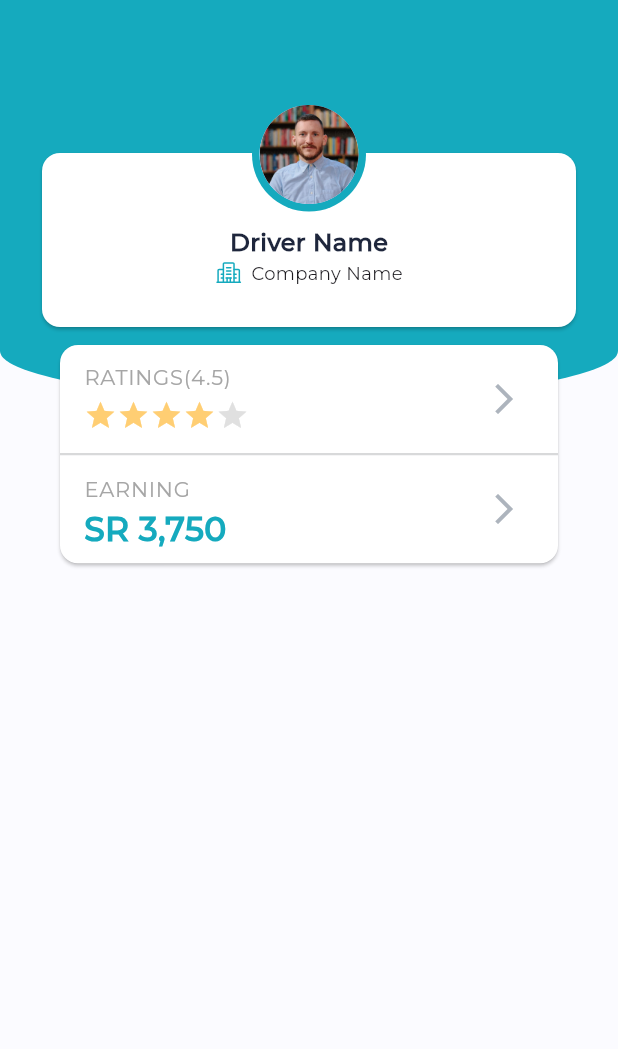
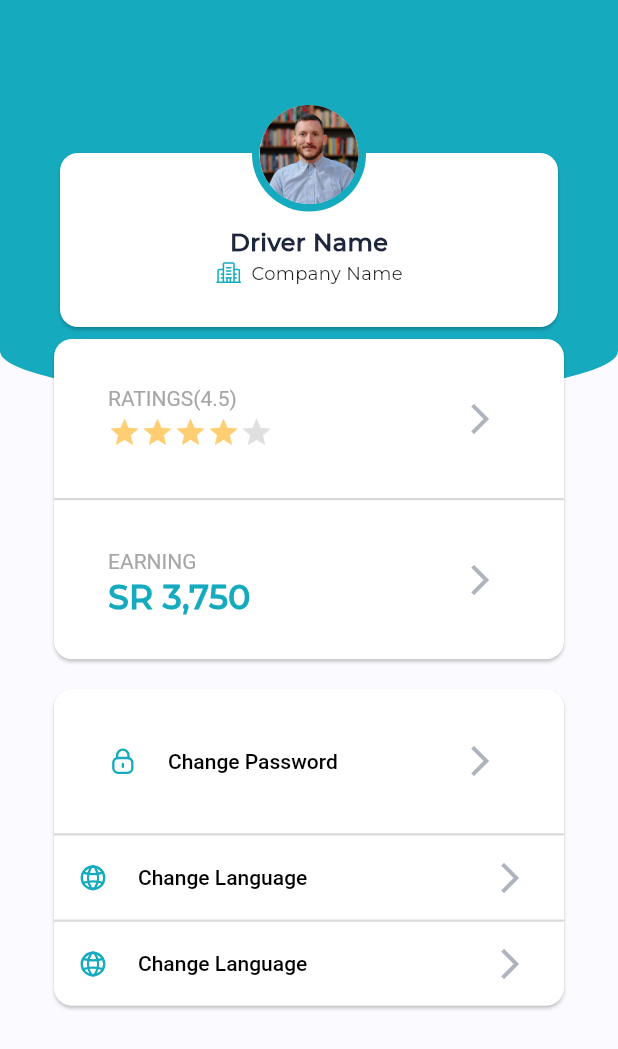
Before and after one commit to flipking038/Driver_app, a Flutter app: the ProfileScreen screen opened directly, on a phone screen of 412 x 824 dp. Shown: the top 1049 px of the screen. Run offline on Flutter 3.47's test engine with Material 3 defaults, Android fonts, the phone set to English and light mode, and no system bars; our stand-ins replace dio, flutter_bloc, flutter_svg, shared_preferences; accounts and stored records are empty.

Commit message:
refactor and create option card

```diff
--- a/lib/screens/profile_screen.dart
+++ b/lib/screens/profile_screen.dart
@@ -1,6 +1,7 @@
 import 'package:flutter/material.dart';
 import 'package:telgani/widgets/profile_widgets/header_background_color.dart';
-import 'package:telgani/widgets/profile_widgets/profile_cards.dart';
+import 'package:telgani/widgets/profile_widgets/opteon_profile.dart';
+import 'package:telgani/widgets/profile_widgets/profile_rating_cards.dart';
 import 'package:telgani/widgets/profile_widgets/user_card_info.dart';
 import 'package:telgani/widgets/profile_widgets/user_image.dart';
 
@@ -29,9 +30,7 @@ class ProfileScreen extends StatelessWidget {
                       Positioned(
                         top: 128,
                         child: Column(
-                          children: [
-                            ProfileCard(),
-                          ],
+                          children: [ProfileRatingCard(), OpteonProfile()],
                         ),
                       )
                     ],
--- /dev/null
+++ b/lib/widgets/profile_widgets/card_list_tile.dart
@@ -0,0 +1,29 @@
+import 'package:flutter/material.dart';
+
+class CardListTile extends StatelessWidget {
+  const CardListTile({
+    super.key,
+    required this.title,
+    this.subtitle,
+    this.leading,
+    required this.titleTextStyle,
+  });
+
+  final String title;
+  final Widget? subtitle;
+  final Widget? leading;
+  final TextStyle titleTextStyle;
+
+  @override
+  Widget build(BuildContext context) {
+    return ListTile(
+      leading: leading,
+      title: Text(
+        title,
+      ),
+      titleTextStyle: titleTextStyle,
+      subtitle: subtitle,
+      trailing: const Icon(Icons.arrow_forward_ios, color: Color(0xffADB4BD)),
+    );
+  }
+}
--- /dev/null
+++ b/lib/widgets/profile_widgets/cards.dart
@@ -0,0 +1,19 @@
+import 'package:flutter/material.dart';
+
+class Cards extends StatelessWidget {
+  const Cards({super.key, required this.cardChild});
+
+  final Widget cardChild;
+
+  @override
+  Widget build(BuildContext context) {
+    return SizedBox(
+      width: 340,
+      child: Card(
+        margin: const EdgeInsets.all(0),
+        color: Colors.white,
+        child: cardChild,
+      ),
+    );
+  }
+}
--- /dev/null
+++ b/lib/widgets/profile_widgets/opteon_profile.dart
@@ -0,0 +1,62 @@
+import 'package:flutter/material.dart';
+import 'package:flutter_svg/flutter_svg.dart';
+import 'package:telgani/widgets/profile_widgets/card_list_tile.dart';
+import 'package:telgani/widgets/profile_widgets/cards.dart';
+
+class OpteonProfile extends StatelessWidget {
+  const OpteonProfile({super.key});
+
+  @override
+  Widget build(BuildContext context) {
+    return Padding(
+      padding: const EdgeInsets.all(20),
+      child: Cards(
+        cardChild: Column(
+          mainAxisAlignment: MainAxisAlignment.start,
+          children: [
+            Padding(
+              padding: const EdgeInsets.all(20),
+              child: CardListTile(
+                leading: SvgPicture.asset('assets/image/change_password.svg'),
+                title: 'Change Password',
+                titleTextStyle: const TextStyle(
+                  color: Colors.black,
+                  fontSize: 14,
+                  fontWeight: FontWeight.w500,
+                ),
+              ),
+            ),
+            Container(
+              width: double.infinity,
+              height: 1.5,
+              color: const Color(0xFFD8D9DA),
+            ),
+            CardListTile(
+              leading: SvgPicture.asset('assets/image/change_language.svg'),
+              title: 'Change Language',
+              titleTextStyle: const TextStyle(
+                color: Colors.black,
+                fontSize: 14,
+                fontWeight: FontWeight.w500,
+              ),
+            ),
+            Container(
+              width: double.infinity,
+              height: 1.5,
+              color: const Color(0xFFD8D9DA),
+            ),
+            CardListTile(
+              leading: SvgPicture.asset('assets/image/change_language.svg'),
+              title: 'Change Language',
+              titleTextStyle: const TextStyle(
+                color: Colors.black,
+                fontSize: 14,
+                fontWeight: FontWeight.w500,
+              ),
+            ),
+          ],
+        ),
+      ),
+    );
+  }
+}
--- a/lib/widgets/profile_widgets/profile_cards.dart
+++ /dev/null
@@ -1,51 +0,0 @@
-import 'package:flutter/material.dart';
-import 'package:telgani/constant.dart';
-import 'package:telgani/widgets/profile_widgets/rating_list_tile.dart';
-
-class ProfileCard extends StatelessWidget {
-  const ProfileCard({super.key});
-
-  @override
-  Widget build(BuildContext context) {
-    return SizedBox(
-      width: 340,
-      child: Card(
-        color: Colors.white,
-        child: Column(
-          children: [
-            const RatingListTile(
-              title: 'RATINGS(4.5)',
-              subtitle: Padding(
-                padding: EdgeInsets.only(top: 4),
-                child: Row(
-                  children: [
-                    Icon(Icons.star, color: Color(0xffFFCE73), size: 22),
-                    Icon(Icons.star, color: Color(0xffFFCE73), size: 22),
-                    Icon(Icons.star, color: Color(0xffFFCE73), size: 22),
-                    Icon(Icons.star, color: Color(0xffFFCE73), size: 22),
-                    Icon(Icons.star, color: Color(0xffE0E0E0), size: 22),
-                  ],
-                ),
-              ),
-            ),
-            Container(
-              width: double.infinity,
-              height: 1.5,
-              color: const Color(0xFFD8D9DA),
-            ),
-            const RatingListTile(
-                title: 'EARNING',
-                subtitle: Text(
-                  'SR 3,750',
-                  style: TextStyle(
-                    color: kPrimaryColor,
-                    fontSize: 22,
-                    fontWeight: FontWeight.w900,
-                  ),
-                ))
-          ],
-        ),
-      ),
-    );
-  }
-}
--- /dev/null
+++ b/lib/widgets/profile_widgets/profile_rating_cards.dart
@@ -0,0 +1,54 @@
+import 'package:flutter/material.dart';
+import 'package:telgani/constant.dart';
+import 'package:telgani/widgets/profile_widgets/card_list_tile.dart';
+import 'package:telgani/widgets/profile_widgets/cards.dart';
+import 'package:telgani/widgets/stroke_widget.dart';
+
+class ProfileRatingCard extends StatelessWidget {
+  const ProfileRatingCard({super.key});
+
+  @override
+  Widget build(BuildContext context) {
+    return const Cards(
+      cardChild: Column(
+        children: [
+          Padding(
+            padding: EdgeInsets.symmetric(horizontal: 20, vertical: 17),
+            child: CardListTile(
+              title: 'RATINGS(4.5)',
+              titleTextStyle: TextStyle(color: Color(0xffA6A6A6), fontSize: 14),
+              subtitle: Padding(
+                padding: EdgeInsets.only(top: 4),
+                child: Row(
+                  children: [
+                    Icon(Icons.star, color: Color(0xffFFCE73), size: 22),
+                    Icon(Icons.star, color: Color(0xffFFCE73), size: 22),
+                    Icon(Icons.star, color: Color(0xffFFCE73), size: 22),
+                    Icon(Icons.star, color: Color(0xffFFCE73), size: 22),
+                    Icon(Icons.star, color: Color(0xffE0E0E0), size: 22),
+                  ],
+                ),
+              ),
+            ),
+          ),
+          StrokeWidget(),
+          Padding(
+            padding: EdgeInsets.symmetric(horizontal: 20, vertical: 17),
+            child: CardListTile(
+              title: 'EARNING',
+              titleTextStyle: TextStyle(color: Color(0xffA6A6A6), fontSize: 14),
+              subtitle: Text(
+                'SR 3,750',
+                style: TextStyle(
+                  color: kPrimaryColor,
+                  fontSize: 22,
+                  fontWeight: FontWeight.w900,
+                ),
+              ),
+            ),
+          )
+        ],
+      ),
+    );
+  }
+}
--- a/lib/widgets/profile_widgets/rating_list_tile.dart
+++ /dev/null
@@ -1,21 +0,0 @@
-import 'package:flutter/material.dart';
-
-class RatingListTile extends StatelessWidget {
-  const RatingListTile(
-      {super.key, required this.title, required this.subtitle});
-
-  final String title;
-  final Widget subtitle;
-
-  @override
-  Widget build(BuildContext context) {
-    return ListTile(
-      title: Text(
-        title,
-        style: const TextStyle(color: Color(0xffA6A6A6), fontSize: 14),
-      ),
-      subtitle: subtitle,
-      trailing: const Icon(Icons.arrow_forward_ios, color: Color(0xffADB4BD)),
-    );
-  }
-}
--- a/lib/widgets/profile_widgets/user_card_info.dart
+++ b/lib/widgets/profile_widgets/user_card_info.dart
@@ -11,6 +11,7 @@ class UserCardInfo extends StatelessWidget {
   Widget build(BuildContext context) {
     return SizedBox(
       height: 124,
+      width: 340,
       child: Card(
         color: Colors.white,
         child: Padding(
--- /dev/null
+++ b/lib/widgets/stroke_widget.dart
@@ -0,0 +1,14 @@
+import 'package:flutter/material.dart';
+
+class StrokeWidget extends StatelessWidget {
+  const StrokeWidget({super.key});
+
+  @override
+  Widget build(BuildContext context) {
+    return Container(
+      width: double.infinity,
+      height: 1.5,
+      color: const Color(0xFFD8D9DA),
+    );
+  }
+}
```
Also changed, not shown: assets/image/change_language.svg (added), assets/image/change_password.svg (added).
